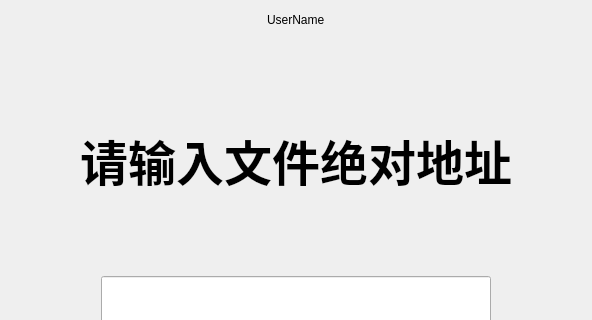
liuweiky/CCIMS, file administratorleadwindow.ui: the form before one commit; both pictures show x 204 to 796 and y 151 to 471 of the 1000 by 800 pixel window.
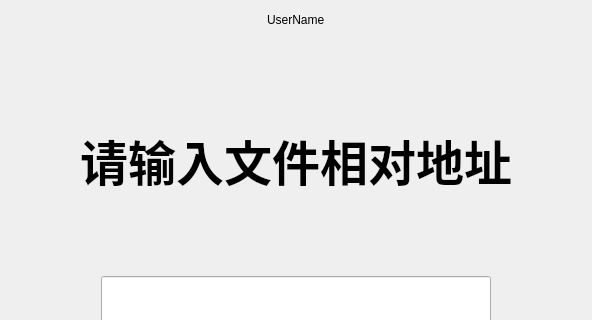
The form after the commit. Icons and pictures are not drawn.

The edit to the form file:
```diff
--- a/administratorleadwindow.ui
+++ b/administratorleadwindow.ui
@@ -166,7 +166,7 @@
              </font>
             </property>
             <property name="text">
-             <string>&lt;html&gt;&lt;head/&gt;&lt;body&gt;&lt;p&gt;&lt;span style=&quot; font-size:36pt;&quot;&gt;请输入文件绝对地址&lt;/span&gt;&lt;/p&gt;&lt;/body&gt;&lt;/html&gt;</string>
+             <string>&lt;html&gt;&lt;head/&gt;&lt;body&gt;&lt;p&gt;&lt;span style=&quot; font-size:36pt;&quot;&gt;请输入文件相对地址&lt;/span&gt;&lt;/p&gt;&lt;/body&gt;&lt;/html&gt;</string>
             </property>
            </widget>
           </item>
```
